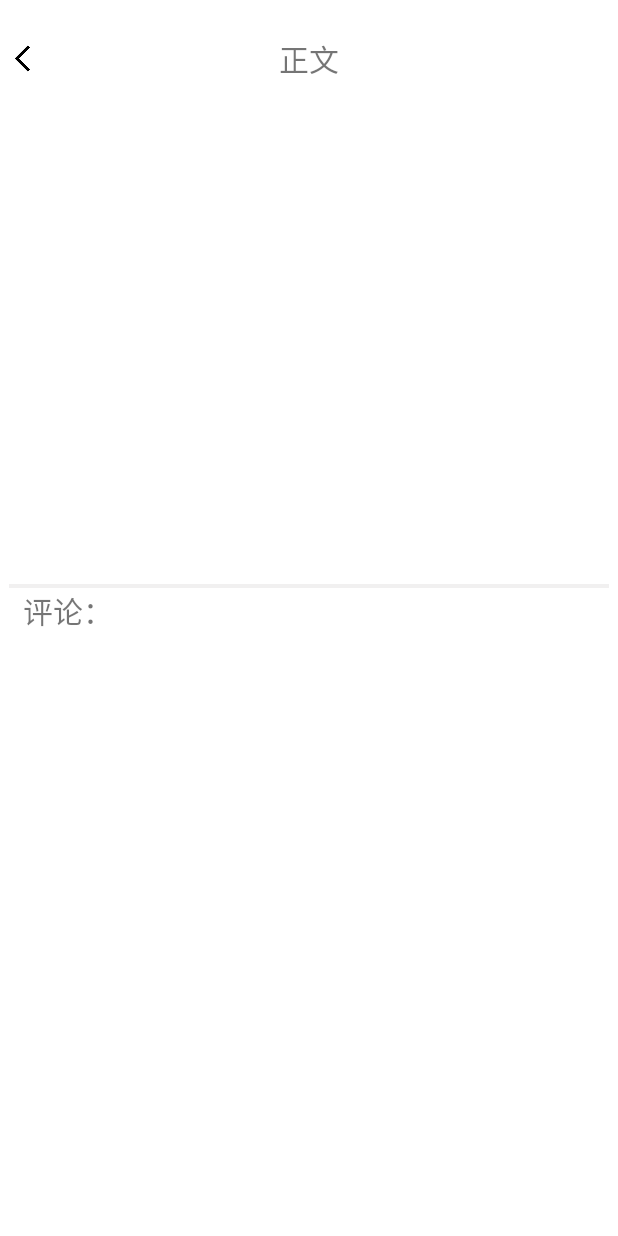
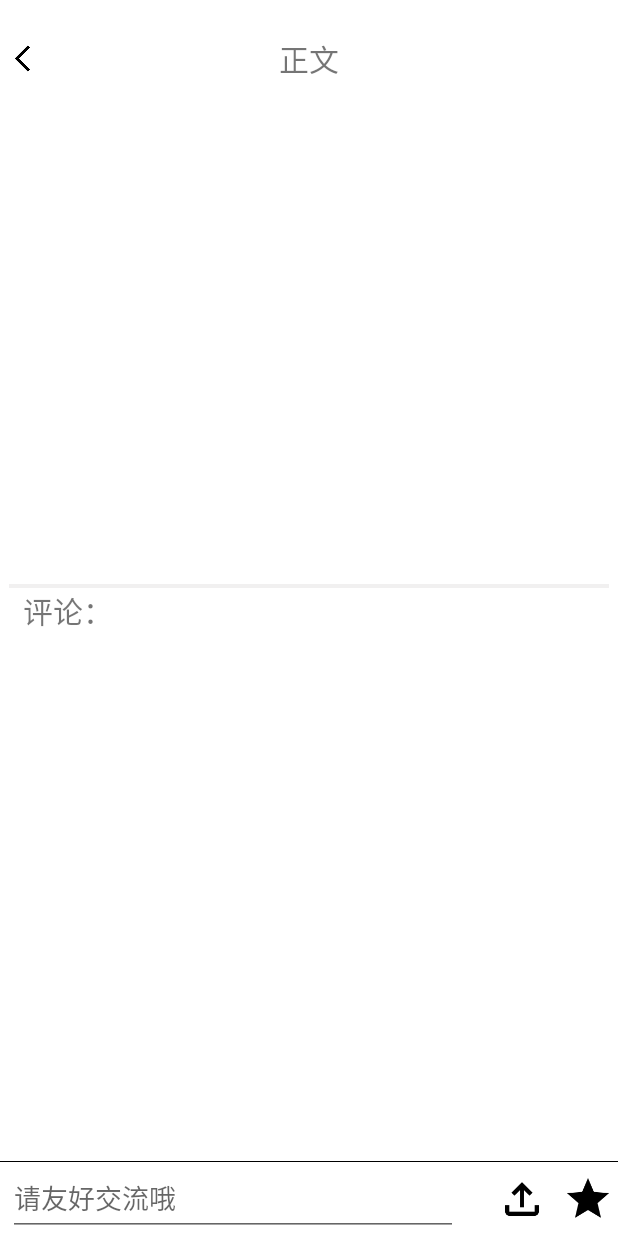
Before and after one commit to jin875421/Travel, an Android app: the PostDisplayActivity screen opened directly, with no data from a screen before it, on a phone screen of 412 x 824 dp. Run offline under Robolectric (Android 15) with nearby library versions, the light colour scheme and no system bars; libraries missing offline, so code that uses them is left out: com.flyjingfish.openimagelib; pictures from the network do not load; 10 statements that could not run were skipped.

Commit message:
-modify: 布局修改

```diff
--- a/app/src/main/res/layout/activity_post_display.xml
+++ b/app/src/main/res/layout/activity_post_display.xml
@@ -4,20 +4,23 @@
     xmlns:tools="http://schemas.android.com/tools"
     android:layout_width="match_parent"
     android:layout_height="match_parent"
+    android:orientation="vertical"
     tools:context=".activities.posts.PostDisplayActivity"
-    tools:ignore="HardcodedText"
-    android:orientation="vertical">
+    tools:ignore="HardcodedText">
+
     <RelativeLayout
         android:id="@+id/head"
         android:layout_width="match_parent"
         android:layout_height="wrap_content"
         android:layout_alignParentTop="true">
+
         <ImageView
             android:id="@+id/btn_back"
-            android:src="@drawable/back"
+            android:layout_width="30dp"
+            android:layout_height="30dp"
             android:layout_alignParentLeft="true"
-            android:layout_width="30dp"
-            android:layout_height="30dp" />
+            android:src="@drawable/back" />
+
         <TextView
             android:layout_width="wrap_content"
             android:layout_height="wrap_content"
@@ -26,18 +29,21 @@
             android:text="正文"
             android:textSize="20sp" />
     </RelativeLayout>
+
     <androidx.swiperefreshlayout.widget.SwipeRefreshLayout
         android:id="@+id/swiperefresh"
+        android:layout_width="match_parent"
+        android:layout_height="match_parent"
         android:layout_below="@+id/head"
-        android:layout_marginHorizontal="6dp"
-        android:layout_width="match_parent"
-        android:layout_height="match_parent">
+        android:layout_marginHorizontal="6dp">
+
         <ScrollView
+            android:id="@+id/view"
             android:layout_width="match_parent"
             android:layout_height="match_parent"
             android:layout_above="@+id/mChatInputPanel"
-        android:layout_below="@+id/head"
-        android:id="@+id/view">
+            android:layout_below="@+id/head">
+
             <LinearLayout
                 android:layout_width="match_parent"
                 android:layout_height="wrap_content"
@@ -46,8 +52,8 @@
                 <androidx.viewpager2.widget.ViewPager2
                     android:id="@+id/post_image"
                     android:layout_width="match_parent"
-            android:layout_height="250dp"
-            />
+                    android:layout_height="250dp" />
+
                 <LinearLayout
                     android:id="@+id/index_dot"
                     android:layout_width="match_parent"
@@ -55,41 +61,46 @@
                     android:orientation="horizontal"
                     app:layout_constraintBottom_toBottomOf="@+id/viewPager2"
                     app:layout_constraintEnd_toEndOf="@+id/viewPager2"
-            app:layout_constraintStart_toStartOf="parent"/>
+                    app:layout_constraintStart_toStartOf="parent" />
+
                 <LinearLayout
-            android:paddingLeft="10dp"
                     android:layout_width="wrap_content"
-            android:layout_height="wrap_content">
+                    android:layout_height="wrap_content"
+                    android:paddingLeft="10dp">
+
                     <ImageView
                         android:id="@+id/avatar"
                         android:layout_width="20dp"
-                android:layout_height="20dp"/>
+                        android:layout_height="20dp" />
+
                     <TextView
                         android:id="@+id/user_name"
                         android:layout_width="wrap_content"
-                android:layout_height="20dp"/>
+                        android:layout_height="20dp" />
                 </LinearLayout>
+
                 <TextView
-            android:paddingLeft="10dp"
-            android:paddingRight="10dp"
                     android:id="@+id/post_title"
                     android:layout_width="match_parent"
                     android:layout_height="wrap_content"
-            android:textSize="30dp"/>
-        <TextView
                     android:paddingLeft="10dp"
                     android:paddingRight="10dp"
+                    android:textSize="30dp" />
+
+                <TextView
                     android:id="@+id/post_content"
                     android:layout_width="match_parent"
                     android:layout_height="wrap_content"
-            android:textSize="20dp"
-            android:background="@drawable/background_frame_underline"/>
+                    android:background="@drawable/background_frame_underline"
+                    android:paddingLeft="10dp"
+                    android:paddingRight="10dp"
+                    android:textSize="20dp" />
+
                 <TextView
                     android:layout_width="wrap_content"
                     android:layout_height="match_parent"
                     android:text="  评论："
-            android:textSize="20sp"
-            />
+                    android:textSize="20sp" />
 
                 <LinearLayout
                     android:layout_width="match_parent"
@@ -103,13 +114,18 @@
 
             </LinearLayout>
         </ScrollView>
+
+    </androidx.swiperefreshlayout.widget.SwipeRefreshLayout>
+
     <RelativeLayout
         android:id="@+id/mChatInputPanel"
+        android:layout_width="wrap_content"
+
+        android:layout_height="wrap_content"
         android:layout_alignParentBottom="true"
-        android:layout_width="wrap_content"
-        android:layout_height="wrap_content"
         android:background="@drawable/topdivider"
         android:orientation="horizontal">
+
         <LinearLayout
             android:layout_width="match_parent"
             android:layout_height="wrap_content"
@@ -132,23 +148,24 @@
             android:layout_width="wrap_content"
             android:layout_height="wrap_content"
             android:layout_alignParentRight="true">
+
             <ImageButton
                 android:id="@+id/submit"
                 android:layout_width="40dp"
                 android:layout_height="40dp"
                 android:layout_marginTop="5dp"
                 android:background="@color/white"
-                android:src="@mipmap/upload"/>
+                android:src="@mipmap/upload" />
+
             <ImageButton
                 android:id="@+id/btn_star"
                 android:layout_width="40dp"
                 android:layout_height="40dp"
+                android:layout_marginLeft="4dp"
                 android:layout_marginTop="5dp"
-                android:layout_marginLeft="4dp"
                 android:background="@color/white"
-                android:src="@mipmap/star"/>
+                android:src="@mipmap/star" />
         </LinearLayout>
 
     </RelativeLayout>
-    </androidx.swiperefreshlayout.widget.SwipeRefreshLayout>
 </RelativeLayout>
--- a/app/src/main/res/layout/image_item.xml
+++ b/app/src/main/res/layout/image_item.xml
@@ -7,8 +7,8 @@
 
     <ImageView
         android:id="@+id/imageView"
-        android:layout_width="225dp"
-        android:layout_height="225dp"
+        android:layout_width="match_parent"
+        android:layout_height="match_parent"
         android:scaleType="centerCrop"
         app:layout_constraintEnd_toEndOf="parent"
         app:layout_constraintStart_toStartOf="parent"
```
Lines whose indentation alone changed are shown as unchanged.
